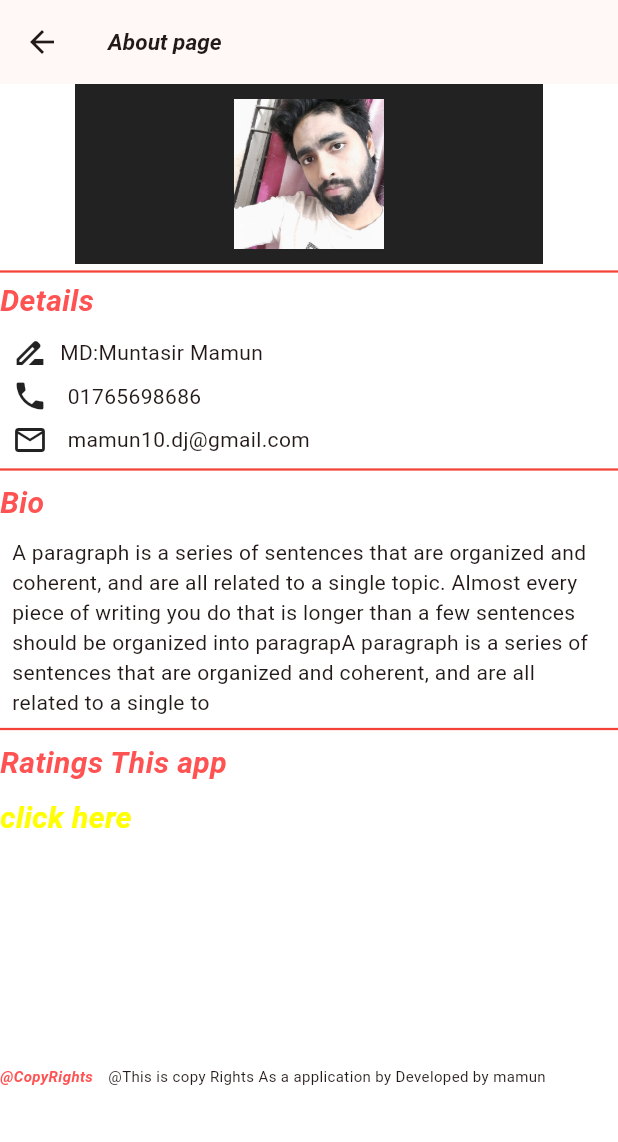
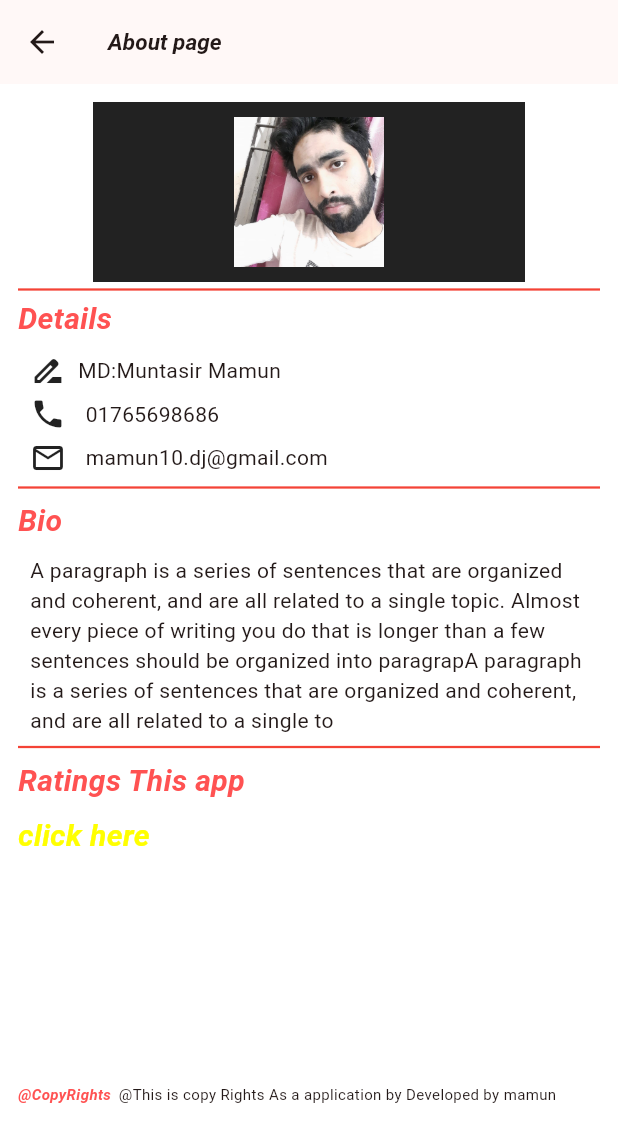
Before and after one commit to mamunZcode/dart_app, a Flutter app: the Devloper screen opened by its route, on a phone screen of 412 x 824 dp. Shown: the top 1142 px of the screen. Run offline on Flutter 3.47's test engine with Material 3 defaults, Android fonts, the phone set to English and light mode, and no system bars; our stand-ins replace settings_ui, shared_preferences; missing offline and left inert: flutter_highlighter; accounts and stored records are empty; Roboto replaces fonts that are missing (comic).

Commit message:
New Update

```diff
--- a/lib/screen/devloper.dart
+++ b/lib/screen/devloper.dart
@@ -22,8 +22,12 @@ class _DevloperState extends State<Devloper> {
               fontWeight: FontWeight.bold),
         ),
       ),
-      body: Column(
+      body: SingleChildScrollView(
+        child: Padding(
+          padding: const EdgeInsets.all(12.0),
+          child: Column(
             crossAxisAlignment: CrossAxisAlignment.stretch,
+            mainAxisAlignment: MainAxisAlignment.start,
             children: [
               Container(
                 padding: const EdgeInsets.all(10.0),
@@ -127,6 +131,8 @@ class _DevloperState extends State<Devloper> {
                 height: 150.0,
               ),
               Row(
+               mainAxisAlignment: MainAxisAlignment.start,
+
                 children: [
                   Text('@CopyRights',
                       style: TextStyle(
@@ -135,15 +141,19 @@ class _DevloperState extends State<Devloper> {
                           fontStyle: FontStyle.italic,
                           fontWeight: FontWeight.bold)),
                   SizedBox(
-                width: 10.0,
+                    width: 5.0,
                   ),
-              Text(
+                  Flexible(
+                    child: Text(
                       '@This is copy Rights As a application by Developed by mamun',
                       style: TextStyle(fontSize: 10.0),
+                    ),
                   )
                 ],
               ),
             ],
+          ),
+        ),
       ),
     );
   }
--- a/lib/screen/home_screen.dart
+++ b/lib/screen/home_screen.dart
@@ -22,6 +22,7 @@ class _HomeScreenState extends State<HomeScreen> {
   final GlobalKey<ScaffoldState> _scaffoldKey = GlobalKey<ScaffoldState>();
   ViewType viewType = ViewType.grid;
   Future<void> downloadAndExtractZip() async {
+    return;
     // Don't run this function if you're on the web
     if (kIsWeb) {
       return;
@@ -83,7 +84,7 @@ class _HomeScreenState extends State<HomeScreen> {
         key: _scaffoldKey,
         appBar: AppBar(
           title: Text(
-            '52 Dart Problems',
+            '50 Dart Problems',
             style: TextStyle(fontFamily: 'mono',),
           ),
           // Add a menu button to the AppBar
@@ -122,7 +123,7 @@ class _HomeScreenState extends State<HomeScreen> {
                       size: 48,
                     ),
                     Text(
-                      '52 Dart Problems',
+                      '50 Dart Problems',
                       style: TextStyle(
                         color: Colors.grey,
                         fontSize: 24,
```
Also changed, not shown: lib/component/code_viewer.dart (+2 -14 lines), 9 other files. Lines whose indentation alone changed are shown as unchanged.
